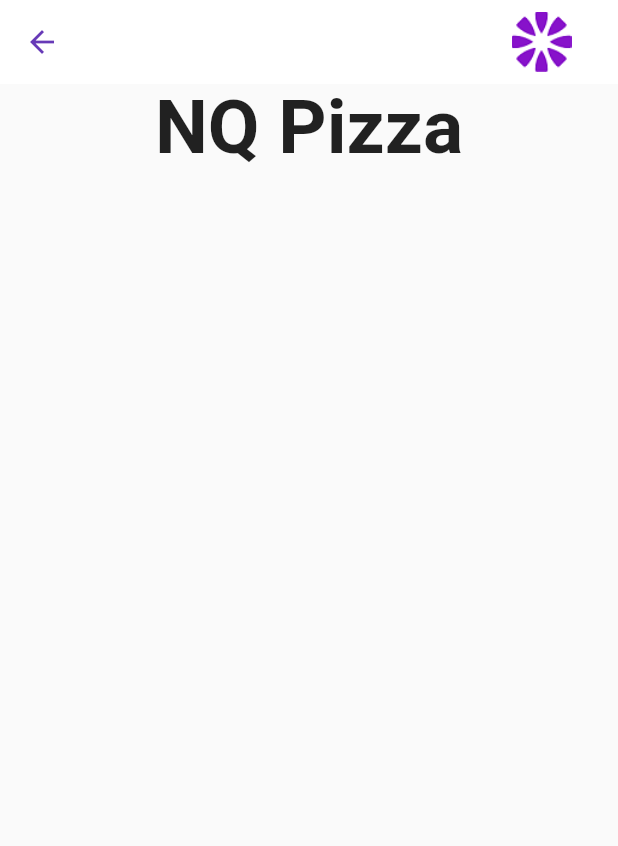
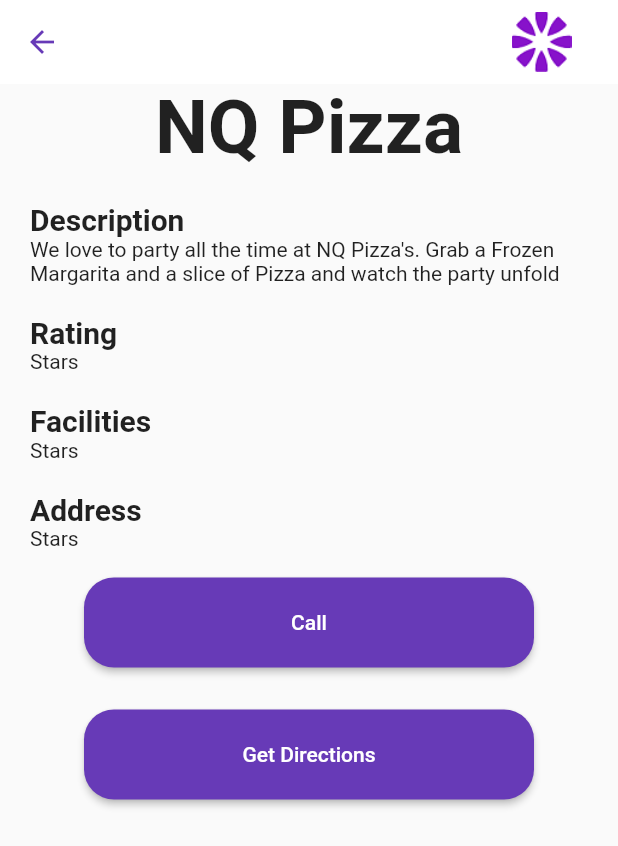
Before and after one commit to veronicakate/f_e_access_the_city, a Flutter app: the SingleBusiness screen opened directly, on a phone screen of 412 x 824 dp. Shown: the top 846 px of the screen. Run offline on Flutter 3.47's test engine with Material 2 defaults, Android fonts, the phone set to English and light mode, and no system bars.

Commit message:
add main fields to business page

```diff
--- a/access_the_city/lib/pages/users/single_business.dart
+++ b/access_the_city/lib/pages/users/single_business.dart
@@ -19,13 +19,92 @@
               ]),
           iconTheme: IconThemeData(color: Colors.deepPurple),
         ),
-        body: Center(
-            child: Column(
-          children: <Widget>[
-            Text('NQ Pizza',
-                textAlign: TextAlign.center,
-                style: TextStyle(fontWeight: FontWeight.bold, fontSize: 50.0)),
-          ],
-        )));
+        body: Column(children: [
+          Center(
+              child: Text('NQ Pizza',
+                  style:
+                      TextStyle(fontWeight: FontWeight.bold, fontSize: 50.0))),
+          Align(
+              alignment: Alignment.topLeft,
+              child: Container(
+                  margin: EdgeInsets.only(top: 20.0, left: 20.0),
+                  child: Column(
+                      crossAxisAlignment: CrossAxisAlignment.stretch,
+                      children: [
+                        Text('Description',
+                            style: TextStyle(
+                                fontWeight: FontWeight.bold, fontSize: 20.0)),
+                        Text(
+                            'We love to party all the time at NQ Pizza\'s. Grab a Frozen Margarita and a slice of Pizza and watch the party unfold')
+                      ]))),
+          Align(
+              alignment: Alignment.topLeft,
+              child: Container(
+                  margin: EdgeInsets.only(top: 20.0, left: 20.0),
+                  child: Column(
+                      crossAxisAlignment: CrossAxisAlignment.stretch,
+                      children: [
+                        Text('Rating',
+                            style: TextStyle(
+                                fontWeight: FontWeight.bold, fontSize: 20.0)),
+                        Text('Stars')
+                      ]))),
+          Align(
+              alignment: Alignment.topLeft,
+              child: Container(
+                  margin: EdgeInsets.only(top: 20.0, left: 20.0),
+                  child: Column(
+                      crossAxisAlignment: CrossAxisAlignment.stretch,
+                      children: [
+                        Text('Facilities',
+                            style: TextStyle(
+                                fontWeight: FontWeight.bold, fontSize: 20.0)),
+                        Text('Stars')
+                      ]))),
+          Align(
+              alignment: Alignment.topLeft,
+              child: Container(
+                  margin: EdgeInsets.only(top: 20.0, left: 20.0),
+                  child: Column(
+                      crossAxisAlignment: CrossAxisAlignment.stretch,
+                      children: [
+                        Text('Address',
+                            style: TextStyle(
+                                fontWeight: FontWeight.bold, fontSize: 20.0)),
+                        Text('Stars')
+                      ]))),
+          Center(
+            child: Column(children: [
+              Container(
+                width: 300.0,
+                height: 60.0,
+                margin: EdgeInsets.all(18.0),
+                child: RaisedButton(
+                  shape: new RoundedRectangleBorder(
+                      borderRadius: new BorderRadius.circular(20.0)),
+                  child: Text('Call'),
+                  //  padding: const EdgeInsets.all(18.0),
+                  textColor: Colors.white,
+                  color: Colors.deepPurple,
+                  onPressed: () {},
+                ),
+              ),
+              Container(
+                width: 300.0,
+                height: 60.0,
+                margin: EdgeInsets.all(10.0),
+                child: RaisedButton(
+                  shape: new RoundedRectangleBorder(
+                      borderRadius: new BorderRadius.circular(20.0)),
+                  child: Text('Get Directions'),
+                  //  padding: const EdgeInsets.all(18.0),
+                  textColor: Colors.white,
+                  color: Colors.deepPurple,
+                  onPressed: () {},
+                ),
+              )
+            ]),
+          )
+        ]));
   }
 }
```
